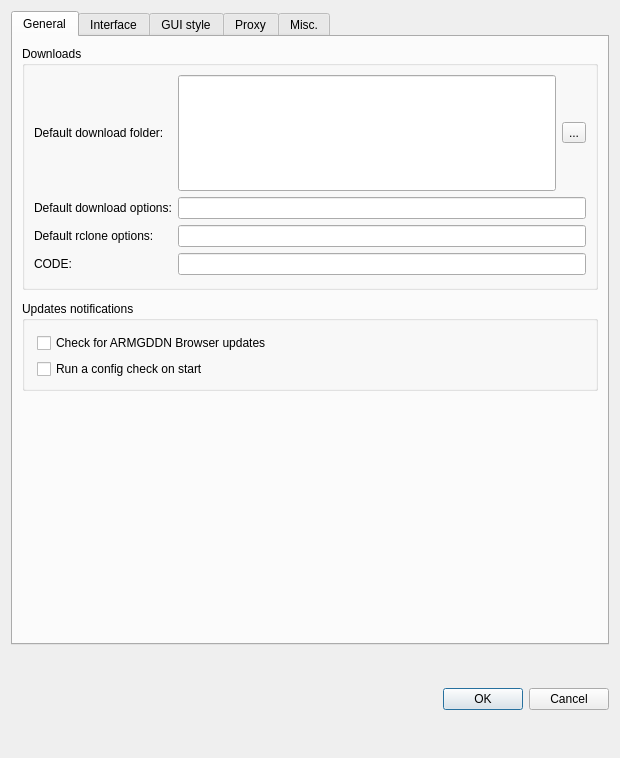
Qt form src/preferences_dialog.ui (DeliciousMeatPop/ARMGDDNBrowser) before a commit.
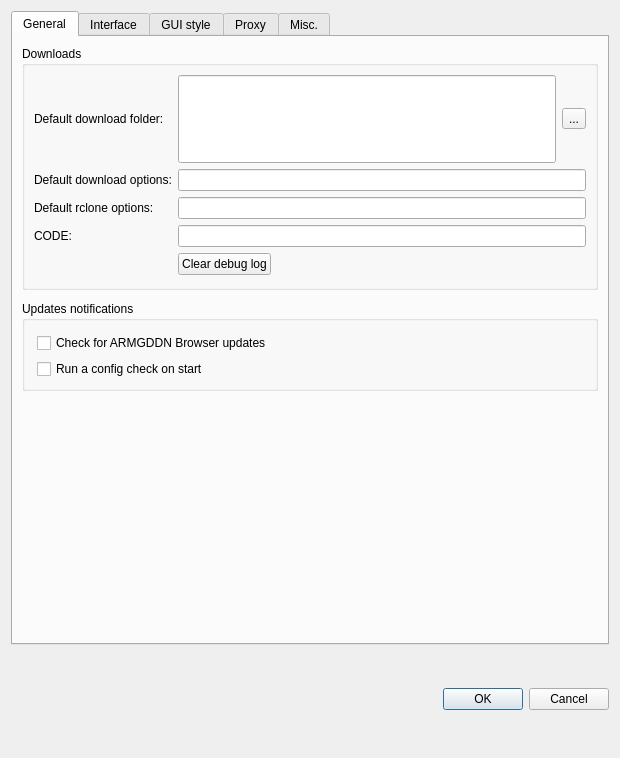
The same form after that commit.

Commit message:
Add 'Clear debug log' button under CODE, shown only with --debug
Button appears live when --debug is present in the CODE box and deletes
ag-debug.log on click, so staff can clear, reproduce, and send a clean
log. The log otherwise keeps building and only clears via this button.

Claude-Session: https://claude.ai/code/session_01BvpVLAk7tD5MpoeXV9BAVf

```diff
--- a/src/preferences_dialog.ui
+++ b/src/preferences_dialog.ui
@@ -129,6 +129,39 @@
             </property>
            </widget>
           </item>
+          <item row="4" column="1" colspan="2">
+           <layout class="QHBoxLayout" name="codeButtonsLayout">
+            <item>
+             <widget class="QPushButton" name="clearLogButton">
+              <property name="sizePolicy">
+               <sizepolicy hsizetype="Fixed" vsizetype="Fixed">
+                <horstretch>0</horstretch>
+                <verstretch>0</verstretch>
+               </sizepolicy>
+              </property>
+              <property name="toolTip">
+               <string>Delete ag-debug.log so the next reproduction starts from a clean log</string>
+              </property>
+              <property name="text">
+               <string>Clear debug log</string>
+              </property>
+             </widget>
+            </item>
+            <item>
+             <spacer name="codeButtonsSpacer">
+              <property name="orientation">
+               <enum>Qt::Horizontal</enum>
+              </property>
+              <property name="sizeHint" stdset="0">
+               <size>
+                <width>0</width>
+                <height>0</height>
+               </size>
+              </property>
+             </spacer>
+            </item>
+           </layout>
+          </item>
          </layout>
         </widget>
        </item>
```
The commit also changes 1 other file.
